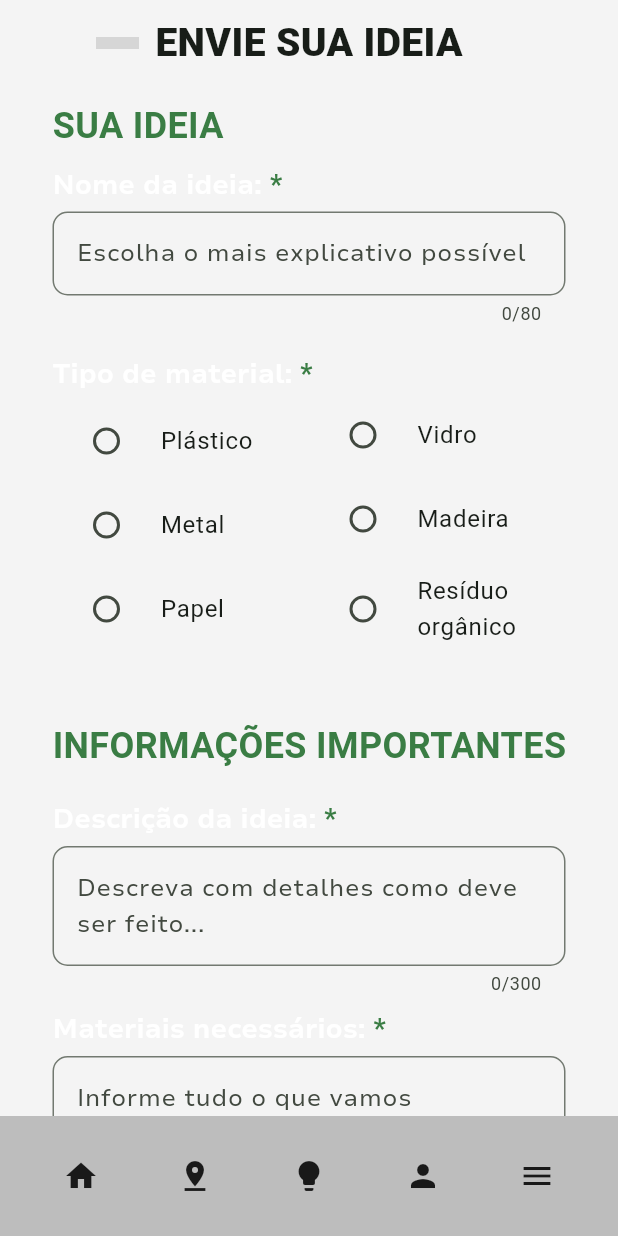
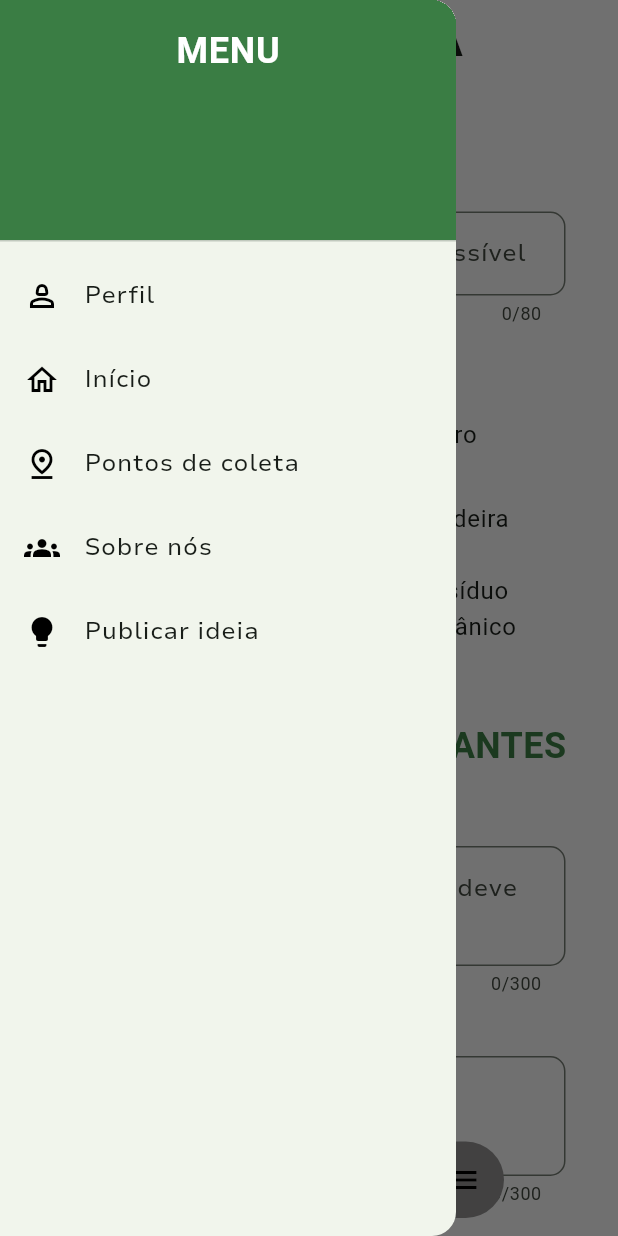
Before and after one commit to BeatrizAcardia/flutter_application_ecoment_inicial, a Flutter app: the screen it shows after launch, with the side drawer open (before the commit the screen has no drawer), on a phone screen of 412 x 824 dp. Run offline on Flutter 3.47's test engine with Material 3 defaults, Android fonts, the phone set to English and light mode, and no system bars; our stand-ins replace carousel_slider, email_validator; missing offline and left inert: br_validators; Roboto replaces fonts that are missing (Circe); grey boxes are pictures that could not be loaded.

Commit message:
Erros corrigidos, drawer e bottom com upgrde

```diff
--- a/lib/defaultWidgets/bottomAppBar.dart
+++ b/lib/defaultWidgets/bottomAppBar.dart
@@ -2,6 +2,7 @@
 
 import 'package:flutter/material.dart';
 import 'package:flutter_application_ecoment_inicial/views/ideiasReutilizacao.dart';
+import 'package:flutter_application_ecoment_inicial/views/inicial.dart';
 import 'package:flutter_application_ecoment_inicial/views/minhaConta.dart';
 import 'package:flutter_application_ecoment_inicial/views/pontosColeta.dart';
 
@@ -36,19 +37,25 @@ class _WidgetBottomAppBarState extends State<WidgetBottomAppBar> {
                     mainAxisAlignment: MainAxisAlignment.spaceEvenly,
                     children: [
                       IconButton(
-                        icon: Icon(Icons.pin_drop_outlined, color: Colors.black),
+                        icon: Icon(Icons.home, color: Colors.black),
+                        onPressed: () {
+                          Navigator.push(context, MaterialPageRoute(builder: (context) => Myinicial(),));
+                        },
+                      ),
+                      IconButton(
+                        icon: Icon(Icons.pin_drop, color: Colors.black),
                         onPressed: () {
                           Navigator.push(context, MaterialPageRoute(builder: (context) => PontosColeta(),));
                         },
                       ),
                       IconButton(
-                        icon: Icon(Icons.lightbulb_circle_outlined, color: Colors.black),
+                        icon: Icon(Icons.lightbulb, color: Colors.black),
                         onPressed: () {
                           Navigator.push(context, MaterialPageRoute(builder: (context) => IdeiasReutilizacao(),));
                         },
                       ),
                       IconButton(
-                        icon: Icon(Icons.person_2_outlined, color: Colors.black),
+                        icon: Icon(Icons.person_2, color: Colors.black),
                         onPressed: () {
                           Navigator.push(context, MaterialPageRoute(builder: (context) => MinhaConta(),));
                         },
--- a/lib/defaultWidgets/drawer.dart
+++ b/lib/defaultWidgets/drawer.dart
@@ -1,6 +1,7 @@
 // ignore_for_file: prefer_const_constructors, prefer_final_fields, unused_field, prefer_const_literals_to_create_immutables
 
 import 'package:flutter/material.dart';
+import 'package:flutter_application_ecoment_inicial/views/form-ideia.dart';
 import 'package:flutter_application_ecoment_inicial/views/inicial.dart';
 import 'package:flutter_application_ecoment_inicial/views/minhaConta.dart';
 import 'package:flutter_application_ecoment_inicial/views/pontosColeta.dart';
@@ -24,38 +25,55 @@ class _DrawerState extends State<WidgetDrawer> {
           children: [
             DrawerHeader(
               decoration: BoxDecoration(
-                color: Colors.blue
+                color: Color.fromARGB(255,58,125,68),
               ),
-              child: Text("Menu",textAlign: TextAlign.center, style: TextStyle(
+              child: Column(children: [
+                Row(mainAxisAlignment: MainAxisAlignment.center, children: [Align(alignment: Alignment.center, child: Text("MENU",textAlign: TextAlign.center, style: TextStyle(
               fontSize: 24,
-              color: Colors.white
-            ),)),
+              color: Colors.white,
+              fontFamily: 'Circe',
+              fontWeight: FontWeight.w700
+            ),),)],),
+            //     Row(mainAxisAlignment: MainAxisAlignment.center, children: [Align(alignment: Alignment.center, child: SizedBox(width: 70, height: 70, child: Image.asset('assets/imgs/do-utilizador.png'),),)],),
+            //     Row(mainAxisAlignment: MainAxisAlignment.center, children: [Align(alignment: Alignment.center, child: Text("user@gmail.com",textAlign: TextAlign.center, style: TextStyle(
+            //   fontSize: 14,
+            //   color: Colors.white,
+            //   fontFamily: 'Nunito'
+            // ),),)],),
+              ],)),
             ListTile(
               leading: Icon(Icons.person_2_outlined, color: Colors.black,),
-              title: Text("Perfil"),
+              title: Text("Perfil", style: TextStyle(fontFamily: 'Nunito')),
               onTap: () {
                 Navigator.push(context, MaterialPageRoute(builder: (context) => MinhaConta(),));
               },
             ),
             ListTile(
               leading: Icon(Icons.home_outlined, color: Colors.black,),
-              title: Text("Início"),
+              title: Text("Início", style: TextStyle(fontFamily: 'Nunito')),
               onTap: () {
                 Navigator.push(context, MaterialPageRoute(builder: (context) => Myinicial(),));
               },
             ),
             ListTile(
               leading: Icon(Icons.pin_drop_outlined, color: Colors.black,),
-              title: Text("Pontos de coleta"),
+              title: Text("Pontos de coleta", style: TextStyle(fontFamily: 'Nunito')),
               onTap: () {
                 Navigator.push(context, MaterialPageRoute(builder: (context) => PontosColeta(),));
               },
             ),
             ListTile(
-              leading: Icon(Icons.pin_drop_outlined, color: Colors.black,),
-              title: Text("Sobre nós"),
+              leading: Icon(Icons.groups, color: Colors.black,),
+              title: Text("Sobre nós", style: TextStyle(fontFamily: 'Nunito')),
               onTap: () {
                 Navigator.push(context, MaterialPageRoute(builder: (context) => SobreNos(),));
+              },
+            ),
+            ListTile(
+              leading: Icon(Icons.lightbulb, color: Colors.black,),
+              title: Text("Publicar ideia", style: TextStyle(fontFamily: 'Nunito')),
+              onTap: () {
+                Navigator.push(context, MaterialPageRoute(builder: (context) => FormIdeia(),));
               },
             ),
           ],
--- a/lib/views/form-ideia.dart
+++ b/lib/views/form-ideia.dart
@@ -2,6 +2,8 @@
 
 import 'package:flutter/cupertino.dart';
 import 'package:flutter/material.dart';
+import 'package:flutter_application_ecoment_inicial/defaultWidgets/bottomAppBar.dart';
+import 'package:flutter_application_ecoment_inicial/defaultWidgets/drawer.dart';
 import '../models/Postagem.dart';
 
 class FormIdeia extends StatefulWidget {
@@ -16,6 +18,7 @@ class _FormIdeiaState extends State<FormIdeia> {
   List<Postagem> posts = [];
   // variáveis de forms
   GlobalKey<FormState> chave = GlobalKey();
+  GlobalKey<ScaffoldState> scaffoldKey = GlobalKey();
   TextEditingController ctrlNome = TextEditingController();
   TextEditingController ctrlDescricao = TextEditingController();
   TextEditingController ctrlMateriais = TextEditingController();
@@ -27,7 +30,7 @@ class _FormIdeiaState extends State<FormIdeia> {
       fontSize: 18,
       fontWeight: FontWeight.bold);
   TextStyle labels = TextStyle(
-      fontFamily: 'Nunito', fontWeight: FontWeight.bold, fontSize: 18);
+      fontFamily: 'Nunito', fontWeight: FontWeight.bold, fontSize: 18, color: Colors.black);
   TextStyle nunito = TextStyle(fontFamily: 'Nunito');
   // variáveis de espaço - altura
   final espacoH5 = SizedBox(height: 5);
@@ -41,21 +44,12 @@ class _FormIdeiaState extends State<FormIdeia> {
   @override
   Widget build(BuildContext context) {
     return Scaffold(
+      key: scaffoldKey,
+      drawer: WidgetDrawer(),
       backgroundColor: Color.fromARGB(255, 244, 244, 244),
-      bottomNavigationBar: BottomAppBar(
-        color: Colors.grey[400],
-        shape: CircularNotchedRectangle(),
-        child: Row(
+      body: Stack(
         children: [
-            Expanded(child: Icon(Icons.home)),
-            Expanded(child: Icon(Icons.pin_drop)),
-            Expanded(child: Icon(Icons.lightbulb)),
-            Expanded(child: Icon(Icons.person)),
-            Expanded(child: Icon(Icons.menu)),
-          ],
-        ),
-      ),
-      body: SingleChildScrollView(
+          SingleChildScrollView(
             child: Container(
               padding: EdgeInsets.fromLTRB(35, 10, 35, 20),
               child: Form(
@@ -69,7 +63,7 @@ class _FormIdeiaState extends State<FormIdeia> {
                           width: 30,
                           child: RotationTransition(
                             turns: AlwaysStoppedAnimation(345 / 360),
-                        child: Image.asset('imgs/ideia.png'),
+                            child: Image.asset('assets/imgs/ideia.png'),
                           ),
                         ),
                         espacoW10,
@@ -484,11 +478,17 @@ class _FormIdeiaState extends State<FormIdeia> {
                             fontWeight: FontWeight.w700),
                       ),
                     ),
-                espacoH10
+                    espacoH10,
+                    espacoH20,
+                    espacoH20,
+                    espacoH20
                   ],
                 ),
               ),
             ),
+          ),
+          WidgetBottomAppBar(scaffoldKey: scaffoldKey)
+        ],
       ),
     );
   }
--- a/lib/views/inicial.dart
+++ b/lib/views/inicial.dart
@@ -206,7 +206,7 @@ class _MyinicialState extends State<Myinicial> {
                         Text("Papel", style: TextStyle(fontFamily: 'Nunito', fontWeight: FontWeight.bold, color: Colors.black))
                     ],),
                     onTap: () {
-                      Navigator.push(context, MaterialPageRoute(builder: (context) => Tabbar(icone, tituloPrincipal, cor, descricao, descricao2, descricao3, descricao4, titulo1, titulo2, titulo3, titulo4),));
+                      Navigator.push(context, MaterialPageRoute(builder: (context) => Tabbar('', '', Colors.transparent, '', '', '', '', '', '', '', ''),));
                     },
                       )
                     ),
@@ -218,7 +218,7 @@ class _MyinicialState extends State<Myinicial> {
                         Text("Orgânicos", style: TextStyle(fontFamily: 'Nunito', fontWeight: FontWeight.bold, color: Colors.black))
                       ],),
                       onTap: () {
-                        Navigator.push(context, MaterialPageRoute(builder: (context) => Tabbar(icone, tituloPrincipal, cor, descricao, descricao2, descricao3, descricao4, titulo1, titulo2, titulo3, titulo4),));
+                        Navigator.push(context, MaterialPageRoute(builder: (context) => Tabbar('', '', Colors.transparent, '', '', '', '', '', '', '', ''),));
                       },
                       ),
                     )
--- a/lib/views/materiais.dart
+++ b/lib/views/materiais.dart
@@ -1,4 +1,4 @@
-// ignore_for_file: prefer_const_constructors, prefer_const_literals_to_create_immutables, unnecessary_string_interpolations, use_key_in_widget_constructors
+// ignore_for_file: prefer_const_constructors, prefer_const_literals_to_create_immutables, unnecessary_string_interpolations, use_key_in_widget_constructors, must_be_immutable
 
 import 'package:flutter/material.dart';
 
@@ -61,7 +61,7 @@ class _TabbarState extends State<Tabbar> with SingleTickerProviderStateMixin {
                     width: 30,
                     child: Image.asset('${widget.icone}')),
                 Text(
-                  widget.titulo,
+                  widget.titulo1,
                   style: TextStyle(color: widget.cor),
                 ),
               ],
@@ -127,6 +127,6 @@ class _TabbarState extends State<Tabbar> with SingleTickerProviderStateMixin {
 
 void main() {
   runApp(MaterialApp(
-    home: Tabbar("", "", Colors.transparent, "", "", "", "", "", "", ""),
+    home: Tabbar("", "", Colors.transparent, "", "", "", "", "", "", "", ""),
   ));
 }
```
Lines whose indentation alone changed are shown as unchanged.
